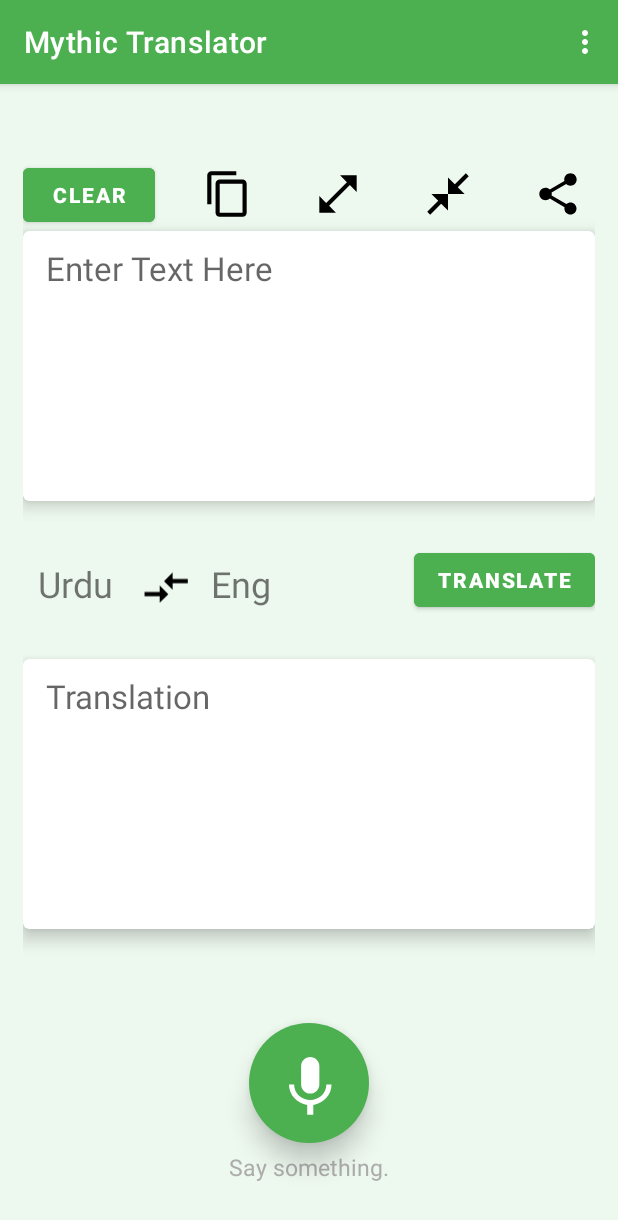
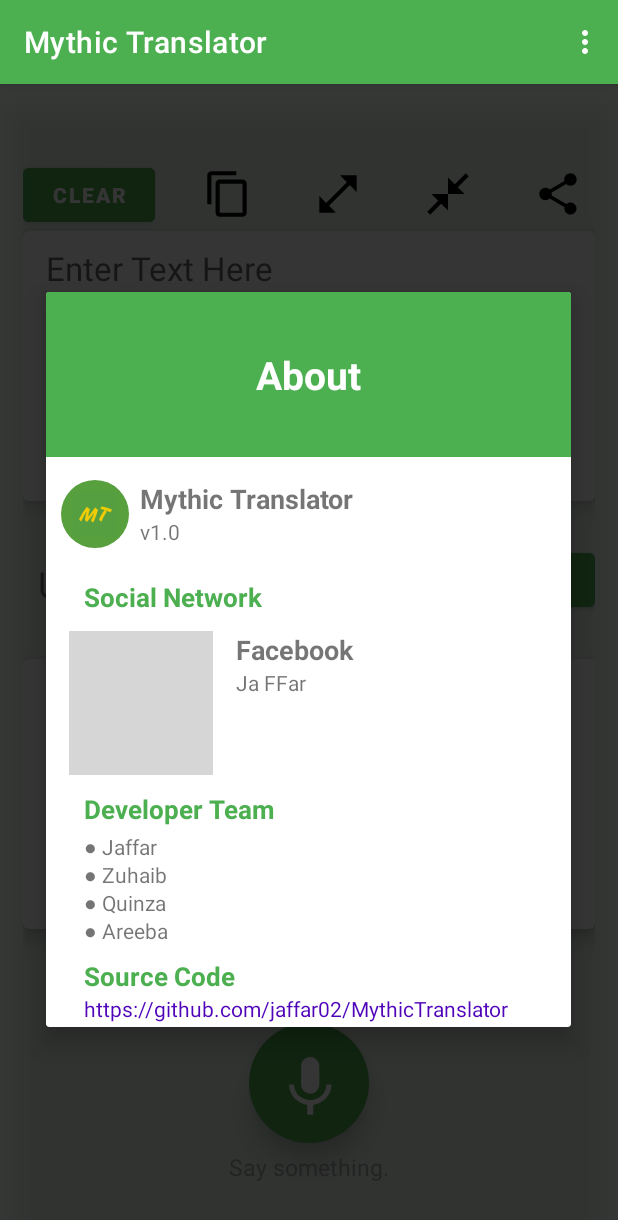
Before and after one commit to jaffar02/MythicTranslator, an Android app: the screen it shows after launch (Logic), on a phone screen of 412 x 824 dp. Shown: the top 1220 px of the screen. Run offline under Robolectric (Android 15) with nearby library versions, the phone set to English and light mode, and no system bars; libraries missing offline, so code that uses them is left out: com.google.mlkit.common, com.google.mlkit.nl; Roboto replaces fonts that are not available here; 2 statements that could not run were skipped; grey boxes are pictures that could not be loaded.

Commit message:
Revision 0.1

```diff
--- a/app/src/main/java/com/MT/mythictranslator/Logic.java
+++ b/app/src/main/java/com/MT/mythictranslator/Logic.java
@@ -51,7 +51,7 @@ public class Logic extends AppCompatActivity {
     Float s = 22f;
     int turn = 1;
     CardView alterLanguageBtn;
-    TextView translateFrom, translateTo;
+    TextView translateFrom, translateTo, sourceCode;
     ImageView micBtn;
     int backButtonCount = 0;
     String fromLanguageCode, toLanguageCode;
@@ -78,6 +78,7 @@ public class Logic extends AppCompatActivity {
         micBtn = findViewById(R.id.MicBtn);
         transparentFilter = findViewById(R.id.bac_dim_layout);
         facebookBtn = findViewById(R.id.facebook);
+        sourceCode = findViewById(R.id.R8);
 
         // LOGIC//
         fromLanguageCode = TranslateLanguage.URDU;
@@ -114,6 +115,16 @@ public class Logic extends AppCompatActivity {
                 }
             }
         });
+
+        sourceCode.setOnClickListener(new View.OnClickListener() {
+            @Override
+            public void onClick(View view) {
+                Intent intent = new Intent(Intent.ACTION_WEB_SEARCH);
+                intent.putExtra(SearchManager.QUERY, "https://github.com/jaffar02/MythicTranslator");
+                startActivity(intent);
+            }
+        });
+
 
         facebookBtn.setOnClickListener(new View.OnClickListener() {
             @Override
--- a/app/src/main/res/layout/activity_logic.xml
+++ b/app/src/main/res/layout/activity_logic.xml
@@ -234,7 +234,7 @@
         android:layout_width="match_parent"
         android:layout_height="match_parent"
         android:background="@color/dim_background"
-        android:visibility="gone"
+        android:visibility="visible"
         android:elevation="20dp"
         android:clickable="true"
         android:focusable="true"
@@ -335,7 +335,7 @@
                 android:textColor="@color/green"
                 android:textSize="17sp"
                 android:paddingHorizontal="25dp"
-                android:paddingVertical="15dp"
+                android:paddingVertical="5dp"
                 />
 
                 <LinearLayout
@@ -344,7 +344,7 @@
                     android:layout_width="match_parent"
                     android:layout_height="wrap_content"
                     android:paddingHorizontal="15dp"
-                    android:paddingVertical="15dp"
+                    android:paddingVertical="5dp"
                     android:focusable="true">
                     <ImageView
                         android:layout_width="wrap_content"
@@ -386,6 +386,7 @@
                 <androidx.constraintlayout.widget.ConstraintLayout
                     android:layout_width="match_parent"
                     android:layout_height="wrap_content"
+                    android:paddingVertical="5dp"
                     >
                     <TextView
                         android:id="@+id/R5"
@@ -402,10 +403,12 @@
                         />
 
                     <TextView
+                        android:id="@+id/R6"
                         android:layout_width="match_parent"
                         android:layout_height="wrap_content"
                         android:text="@string/developers_names_list"
                         android:textSize="14sp"
+                        android:paddingVertical="3dp"
                         android:paddingHorizontal="25dp"
                         app:layout_constraintTop_toBottomOf="@id/R5"
                         />
@@ -413,8 +416,34 @@
 
                 </androidx.constraintlayout.widget.ConstraintLayout>
 
+                <TextView
+                    android:id="@+id/R7"
+                    android:layout_width="match_parent"
+                    android:layout_height="wrap_content"
+                    android:text="Source Code"
+                    android:textStyle="bold"
+                    android:textColor="@color/green"
+                    android:textSize="17sp"
+                    android:paddingHorizontal="25dp"
+                    app:layout_constraintTop_toTopOf="parent"
+                    app:layout_constraintLeft_toLeftOf="parent"
+                    />
+                <TextView
+                    android:id="@+id/R8"
+                    android:layout_width="match_parent"
+                    android:layout_height="wrap_content"
+                    android:gravity="start|center"
+                    android:clickable="true"
+                    android:focusable="true"
+                    android:paddingHorizontal="25dp"
+                    android:text="@string/sourceCodeLink"
+                    android:textColor="@color/Link"
+                    android:textSize="14sp"
+                    app:layout_constraintTop_toBottomOf="@id/R3"
+                    app:layout_constraintLeft_toLeftOf="parent"
+                    />
+
             </LinearLayout>
-
         </androidx.cardview.widget.CardView>
 
     </RelativeLayout>
--- a/app/src/main/res/values/colors.xml
+++ b/app/src/main/res/values/colors.xml
@@ -11,4 +11,5 @@
     <color name="green">#4CAF50</color>
     <color name="light_green">#227AC67D</color>
     <color name="dim_background">#C0000000</color>
+    <color name="Link">#4F04BA</color>
 </resources>
--- a/app/src/main/res/values/strings.xml
+++ b/app/src/main/res/values/strings.xml
@@ -10,4 +10,5 @@
     <string name="developer_team">Developer Team</string>
     <string name="developers_names_list">● Jaffar\n● Zuhaib\n● Quinza\n● Areeba</string>
     <string name="clear">CLEAR</string>
+    <string name="sourceCodeLink">https://github.com/jaffar02/MythicTranslator</string>
 </resources>
```
